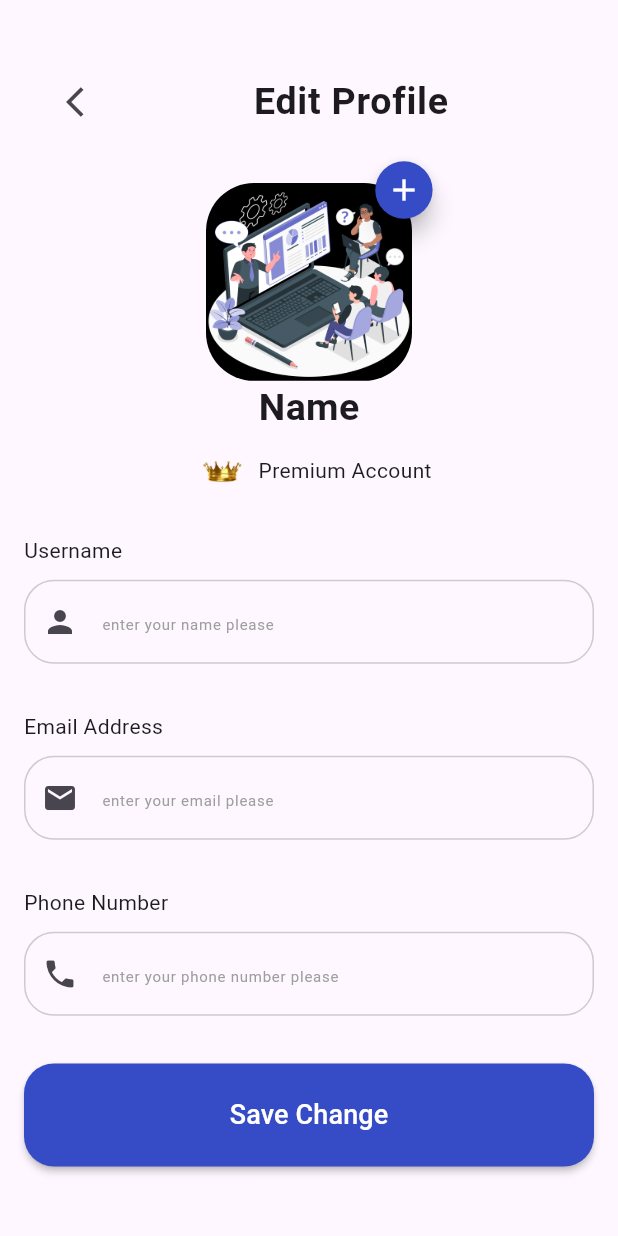
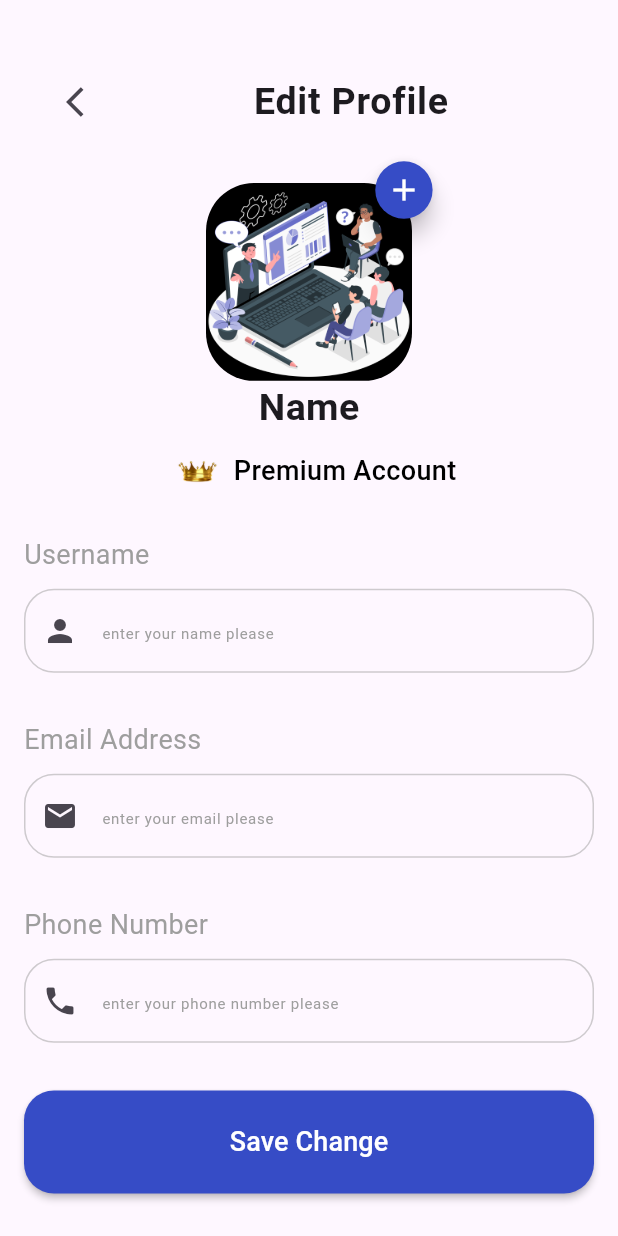
Before and after one commit to EsraaMaged22/ElearningApp, a Flutter app: the Profile screen opened directly, after a tap on the "edit" icon, on a phone screen of 412 x 824 dp. Run offline on Flutter 3.47's test engine with Material 3 defaults, Android fonts, the phone set to English and light mode, and no system bars; our stand-ins replace flutter_rating_bar, flutter_screenutil, google_nav_bar; network calls fail.

Commit message:
fifth commit

```diff
--- a/lib/core/widgets/rating_bar_icon.dart
+++ b/lib/core/widgets/rating_bar_icon.dart
@@ -14,9 +14,8 @@ class CustomRatingBar extends StatelessWidget {
           direction: Axis.horizontal,
           allowHalfRating: true,
           itemCount: 5,
-          itemPadding: EdgeInsets.symmetric(horizontal: 4.0),
-         itemSize: 20.0,
-         itemBuilder: (context, _) => Icon(
+         itemSize: 15.0,
+         itemBuilder: (context, _) => const Icon(
             Icons.star,
             color: Colors.amber,
           ),
--- a/lib/features/profile/presentation/view/screens/edit_profile_view.dart
+++ b/lib/features/profile/presentation/view/screens/edit_profile_view.dart
@@ -1,5 +1,3 @@
-
-import 'package:elearningproject/features/profile/presentation/view/widgets/custom_matrial_button.dart';
 import 'package:elearningproject/features/profile/presentation/view/widgets/custom_text_field.dart';
 import 'package:flutter/material.dart';
 import 'package:flutter_screenutil/flutter_screenutil.dart';
@@ -31,21 +29,21 @@ class _EditProfileState extends State<EditProfile> {
       key: formkey,
       body: SingleChildScrollView(
         scrollDirection: Axis.vertical,
-        physics: ClampingScrollPhysics(),
+        physics: const ClampingScrollPhysics(),
         controller: ScrollController(),
         child: Padding(
           padding: const EdgeInsets.only(top: 40,right: 16,left: 16,bottom: 8),
           child: Column(
             children: [
               ListTile(
-                title: Center(child: Text("Edit Profile",style: AppStyles.style25)),
-                leading: IconButton(icon:Icon(Icons.arrow_back_ios),
+                title: const Center(child: Text("Edit Profile",style: AppStyles.style25)),
+                leading: IconButton(icon:const Icon(Icons.arrow_back_ios),
                   onPressed: (){
                   Navigator.pop(context);
                   },),
               ),
               SizedBox(height: 8.h),
-              Container(
+              SizedBox(
                 width: MediaQuery.of(context).size.width/2.5,
                 height: MediaQuery.of(context).size.height*0.18,
                 child: Stack(
@@ -70,18 +68,18 @@ class _EditProfileState extends State<EditProfile> {
                         child: FloatingActionButton(
                           mini: true,
                           onPressed: (){},
-                          shape: CircleBorder(),
+                          shape: const CircleBorder(),
                           backgroundColor: AppColors.darkBlueColor,
-                          child:Icon(Icons.add,size: 24,color: Colors.white,),),
+                          child:const Icon(Icons.add,size: 24,color: Colors.white,),),
                       )]),),
-              Text("Name",style: AppStyles.style25),
+              const Text("Name",style: AppStyles.style25),
               Row(mainAxisAlignment: MainAxisAlignment.center,
                 children: [
                   IconButton(
                     onPressed: () {},
                     icon: Image.asset("assets/crown-removebg-preview.png",scale: 20,),
                   ),
-                  Text("Premium Account",style: AppStyles.style15Black),
+                  const Text("Premium Account",style: AppStyles.style18Black),
                 ],),
               SizedBox(height: 16.h,),
               CustomTextField(
@@ -120,13 +118,13 @@ class _EditProfileState extends State<EditProfile> {
                   return null ;
                 },
               ),
-              Container(
+              SizedBox(
                 height: MediaQuery.of(context).size.height/12,
                 width:MediaQuery.of(context).size.width,
                 child: MaterialButton(
                     shape: RoundedRectangleBorder(borderRadius: BorderRadius.circular(20),),
                     color: AppColors.darkBlueColor,
-                    child: Text("Save Change",style: TextStyle(fontSize: 18,color: Colors.white),),
+                    child: const Text("Save Change",style: TextStyle(fontSize: 18,color: Colors.white),),
                     onPressed: (){}),
               )
 
--- a/lib/features/profile/presentation/view/screens/profile_view.dart
+++ b/lib/features/profile/presentation/view/screens/profile_view.dart
@@ -1,12 +1,7 @@
-
 import 'package:elearningproject/features/profile/presentation/view/screens/edit_profile_view.dart';
 import 'package:elearningproject/features/profile/presentation/view/widgets/custom_setting_item.dart';
-import 'package:flutter/cupertino.dart';
 import 'package:flutter/material.dart';
-import 'package:flutter/widgets.dart';
 import 'package:flutter_screenutil/flutter_screenutil.dart';
-
-
 import '../../../../../core/app_colors.dart';
 import '../../../../../core/app_styles.dart';
 import '../widgets/custom_matrial_button.dart';
@@ -25,7 +20,7 @@ class _ProfileState extends State<Profile> {
     return Scaffold(
       body: SingleChildScrollView(
         scrollDirection: Axis.vertical,
-        physics: ClampingScrollPhysics(),
+        physics: const ClampingScrollPhysics(),
         controller: ScrollController(),
         child: Padding(
           padding: const EdgeInsets.only(top: 40,right: 16,left: 16,bottom: 8),
@@ -33,11 +28,11 @@ class _ProfileState extends State<Profile> {
             mainAxisAlignment: MainAxisAlignment.center,
             children: [
               ListTile(
-                title: Text("Profile",style: AppStyles.style25),
-                trailing: IconButton(icon:Icon(Icons.more_vert),onPressed: (){},),
+                title: const Text("Profile",style: AppStyles.style25),
+                trailing: IconButton(icon:const Icon(Icons.more_vert),onPressed: (){},),
               ),
               SizedBox(height: 20.h),
-              Container(
+              SizedBox(
                 width: MediaQuery.of(context).size.width/2.5,
                 height: MediaQuery.of(context).size.height*0.18,
                 child: Stack(
@@ -62,30 +57,30 @@ class _ProfileState extends State<Profile> {
                         child: FloatingActionButton(
                           mini: true,
                           onPressed: (){
-                            Navigator.push(context, MaterialPageRoute(builder: (context)=>EditProfile()));
+                            Navigator.push(context, MaterialPageRoute(builder: (context)=>const EditProfile()));
                           },
-                          shape: CircleBorder(),
+                          shape: const CircleBorder(),
                           backgroundColor: AppColors.darkBlueColor,
-                          child:Icon(Icons.edit,size: 24,color: Colors.white,),),
+                          child:const Icon(Icons.edit,size: 24,color: Colors.white,),),
                         )]),),
-              Text("Name",style: AppStyles.style25),
+              const Text("Name",style: AppStyles.style25),
               Row(mainAxisAlignment: MainAxisAlignment.center,
                 children: [
                 IconButton(
                   onPressed: () {},
                     icon: Image.asset("assets/crown-removebg-preview.png",scale: 20,),
                ),
-                Text("Premium Account",style: AppStyles.style15Black),
+                const Text("Premium Account",style: AppStyles.style18Black),
                 ],),
               Row(
                 mainAxisAlignment: MainAxisAlignment.center,
                 children: [
-                  CustomMaterialButton(
+                  const CustomMaterialButton(
                     text: "26 Hours",
                     icon:Icons.schedule ,
                   ),
                   SizedBox(width: 20.h,),
-                  CustomMaterialButton(
+                  const CustomMaterialButton(
                     text: "12 Courses",
                     icon:Icons.folder_copy_outlined ,
                   ),
@@ -97,7 +92,7 @@ class _ProfileState extends State<Profile> {
                   title: "Setting",
               color: AppColors.darkBlueColor,
               onPressed: (){
-                    Navigator.push(context, MaterialPageRoute(builder:(context)=> SettingOptions(
+                    Navigator.push(context, MaterialPageRoute(builder:(context)=> const SettingOptions(
                     )));
               },),
               CustomSettingItem(
--- a/lib/features/profile/presentation/view/widgets/custom_text_field.dart
+++ b/lib/features/profile/presentation/view/widgets/custom_text_field.dart
@@ -24,9 +24,9 @@ class CustomTextField extends StatelessWidget {
     return  Column(
       crossAxisAlignment: CrossAxisAlignment.stretch,
       children: [
-        Text( "${text}",style: AppStyles.style16Grey,),
+        Text( text,style: AppStyles.style18Grey,),
         SizedBox(height: 8.h,),
-        Container(
+        SizedBox(
           height: MediaQuery.of(context).size.height/12,
           child: TextFormField(
             validator: validator,
@@ -36,7 +36,7 @@ class CustomTextField extends StatelessWidget {
               decoration: InputDecoration(
                 hintText: hint,
                 prefixIcon: Icon(icon),
-                hintStyle:  TextStyle(
+                hintStyle:  const TextStyle(
                     fontSize: 10,color: Colors.grey),
                 enabledBorder: OutlineInputBorder(
                     borderRadius: BorderRadius.circular(20),
--- a/lib/features/splash/presentation/view/splash_view.dart
+++ b/lib/features/splash/presentation/view/splash_view.dart
@@ -27,11 +27,10 @@ class _splashState extends State<splash> {
     return Scaffold(
       backgroundColor: Colors.white,
       body: Center(
-        child: Container(
         child: Column(
           mainAxisAlignment: MainAxisAlignment.center,
           children: [
-              Container(
+            SizedBox(
               height: 150.h,
               width: 150.h,
               child: Column(
@@ -40,7 +39,7 @@ class _splashState extends State<splash> {
                   Text(
                     "E-LEARNING",
                     style: TextStyle(
-                          color: Color(0xff364CC6),
+                        color: const Color(0xff364CC6),
                         fontWeight: FontWeight.bold,
                         fontSize: 28.sp),
                   )
@@ -50,7 +49,6 @@ class _splashState extends State<splash> {
           ],
         ),
       ),
-      ),
     );
   }
 }
--- a/lib/main.dart
+++ b/lib/main.dart
@@ -20,7 +20,7 @@
       builder: (BuildContext context,  child) {
         return const MaterialApp(
           debugShowCheckedModeBanner: false,
-          home:  HomeView(),
+          home: splash(),
         );
       },
     );
--- a/pubspec.yaml
+++ b/pubspec.yaml
@@ -19,7 +19,7 @@ publish_to: 'none' # Remove this line if you wish to publish to pub.dev
 version: 1.0.0+1
 
 environment:
-  sdk: '3.3.1'
+  sdk: '3.3.0'
 
 dependencies:
   flutter:
```
Also changed, not shown: lib/features/auth/presentation/view/screens/login_view.dart (+14 -7 lines), lib/features/auth/presentation/view/screens/register_view.dart (+55 -34 lines), lib/features/bottom_navigaton_bar/presentation/view/bottom_nav_bar_view.dart (+13 -16 lines), lib/features/home/presentation/view/home_view.dart (+22 -37 lines), lib/features/home/presentation/view/widgets/courses_view.dart (+15 -19 lines), lib/features/on_boarding/presentation/view/on_boarding_view.dart (+28 -29 lines), pubspec.lock. Lines whose indentation alone changed are shown as unchanged.
